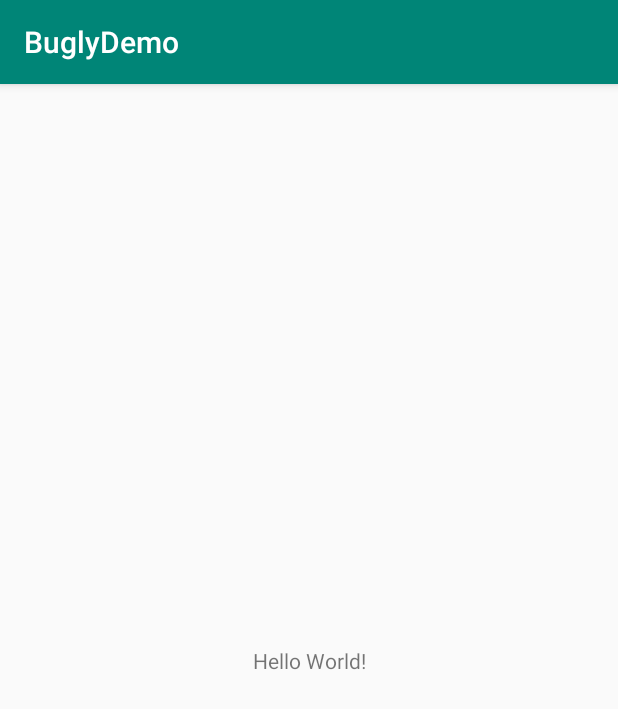
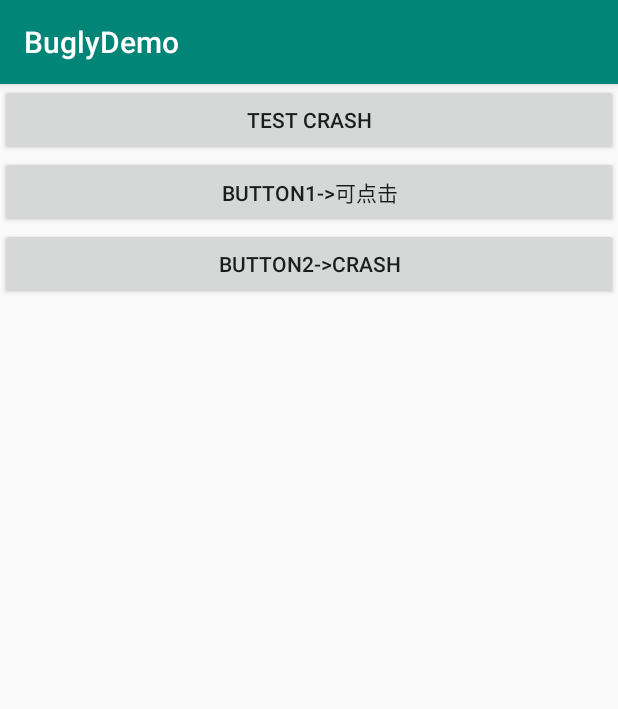
Before and after one commit to jinhuizxc/BuglyDemo, an Android app: the screen it shows after launch (MainActivity), on a phone screen of 412 x 824 dp. Shown: the top 709 px of the screen. Run offline under Robolectric (Android 15) with nearby library versions, the phone set to English and light mode, and no system bars; our stand-ins replace ButterKnife; libraries missing offline, so code that uses them is left out: com.tencent.bugly; 5 statements that could not run were skipped.

Commit message:
空指针异常上报测试;

```diff
--- /dev/null
+++ b/app/src/main/java/com/example/buglydemo/App.java
@@ -0,0 +1,77 @@
+package com.example.buglydemo;
+
+import android.app.Application;
+import android.content.Context;
+import android.text.TextUtils;
+
+import com.tencent.bugly.crashreport.CrashReport;
+
+import java.io.BufferedReader;
+import java.io.FileReader;
+import java.io.IOException;
+
+public class App extends Application {
+
+    private boolean isDebug = false;
+
+    @Override
+    public void onCreate() {
+        super.onCreate();
+
+        initBugly();
+    }
+
+    private void initBugly() {
+//        CrashReport.initCrashReport(getApplicationContext(), "6d5461d8dc", false);
+
+        Context context = getApplicationContext();
+// 获取当前包名
+        String packageName = context.getPackageName();
+// 获取当前进程名
+        String processName = getProcessName(android.os.Process.myPid());
+// 设置是否为上报进程
+        CrashReport.UserStrategy strategy = new CrashReport.UserStrategy(context);
+        strategy.setUploadProcess(processName == null || processName.equals(packageName));
+// 初始化Bugly
+        CrashReport.initCrashReport(context, "6d5461d8dc", isDebug, strategy);
+ // 如果通过“AndroidManifest.xml”来配置APP信息，初始化方法如下
+// CrashReport.initCrashReport(context, strategy);
+
+    }
+
+    /**
+     * 获取进程号对应的进程名
+     *
+     * @param pid 进程号
+     * @return 进程名
+     */
+    private static String getProcessName(int pid) {
+        BufferedReader reader = null;
+        try {
+            reader = new BufferedReader(new FileReader("/proc/" + pid + "/cmdline"));
+            String processName = reader.readLine();
+            if (!TextUtils.isEmpty(processName)) {
+                processName = processName.trim();
+            }
+            return processName;
+        } catch (Throwable throwable) {
+            throwable.printStackTrace();
+        } finally {
+            try {
+                if (reader != null) {
+                    reader.close();
+                }
+            } catch (IOException exception) {
+                exception.printStackTrace();
+            }
+        }
+        return null;
+    }
+
+
+    @Override
+    protected void attachBaseContext(Context base) {
+        super.attachBaseContext(base);
+//        Multidex.install(this);
+    }
+}
--- a/app/src/main/java/com/example/buglydemo/MainActivity.java
+++ b/app/src/main/java/com/example/buglydemo/MainActivity.java
@@ -1,16 +1,64 @@
 package com.example.buglydemo;
 
+import android.os.Bundle;
 import android.support.v7.app.AppCompatActivity;
-import android.os.Bundle;
+import android.view.View;
+import android.widget.Button;
+import android.widget.TextView;
+import android.widget.Toast;
+
+import com.tencent.bugly.crashreport.CrashReport;
+
+import butterknife.BindView;
+import butterknife.ButterKnife;
+import butterknife.OnClick;
 
 /**
  * 测试下bugly, 出现异常可以上报好排查问题！
  */
 public class MainActivity extends AppCompatActivity {
 
+    @BindView(R.id.button)
+    Button button;
+    @BindView(R.id.button1)
+    Button button1;
+//    @BindView(R.id.button2)
+    Button button2;
+    Button button3;
+
+
     @Override
     protected void onCreate(Bundle savedInstanceState) {
         super.onCreate(savedInstanceState);
         setContentView(R.layout.activity_main);
+        ButterKnife.bind(this);
+
+
+        button2.setOnClickListener(new View.OnClickListener() {
+            @Override
+            public void onClick(View v) {
+                Toast.makeText(MainActivity.this, "crash", Toast.LENGTH_SHORT).show();
+            }
+        });
+
+        button3.setOnClickListener(new View.OnClickListener() {
+            @Override
+            public void onClick(View v) {
+                Toast.makeText(MainActivity.this, "crash3", Toast.LENGTH_SHORT).show();
+            }
+        });
+
+    }
+
+    @OnClick({R.id.button, R.id.button1})
+    public void onViewClicked(View view) {
+        switch (view.getId()) {
+            case R.id.button:
+//                CrashReport.testJavaCrash();
+                break;
+            case R.id.button1:
+                Toast.makeText(this, "可点击", Toast.LENGTH_SHORT).show();
+                break;
+        }
     }
 }
--- a/app/src/main/res/layout/activity_main.xml
+++ b/app/src/main/res/layout/activity_main.xml
@@ -1,18 +1,28 @@
 <?xml version="1.0" encoding="utf-8"?>
-<android.support.constraint.ConstraintLayout xmlns:android="http://schemas.android.com/apk/res/android"
+<LinearLayout xmlns:android="http://schemas.android.com/apk/res/android"
     xmlns:app="http://schemas.android.com/apk/res-auto"
     xmlns:tools="http://schemas.android.com/tools"
     android:layout_width="match_parent"
     android:layout_height="match_parent"
-    tools:context=".MainActivity">
+    tools:context=".MainActivity"
+    android:orientation="vertical">
 
-    <TextView
-        android:layout_width="wrap_content"
+    <Button
+        android:id="@+id/button"
+        android:layout_width="match_parent"
         android:layout_height="wrap_content"
-        android:text="Hello World!"
-        app:layout_constraintBottom_toBottomOf="parent"
-        app:layout_constraintLeft_toLeftOf="parent"
-        app:layout_constraintRight_toRightOf="parent"
-        app:layout_constraintTop_toTopOf="parent" />
+        android:text="test crash" />
 
-</android.support.constraint.ConstraintLayout>
+    <Button
+        android:id="@+id/button1"
+        android:layout_width="match_parent"
+        android:layout_height="wrap_content"
+        android:text="button1->可点击" />
+
+    <Button
+        android:id="@+id/button2"
+        android:layout_width="match_parent"
+        android:layout_height="wrap_content"
+        android:text="button2->crash" />
+
+</LinearLayout>
```
Also changed, not shown: app/build.gradle (+14 -0 lines), app/src/main/AndroidManifest.xml (+14 -2 lines).
